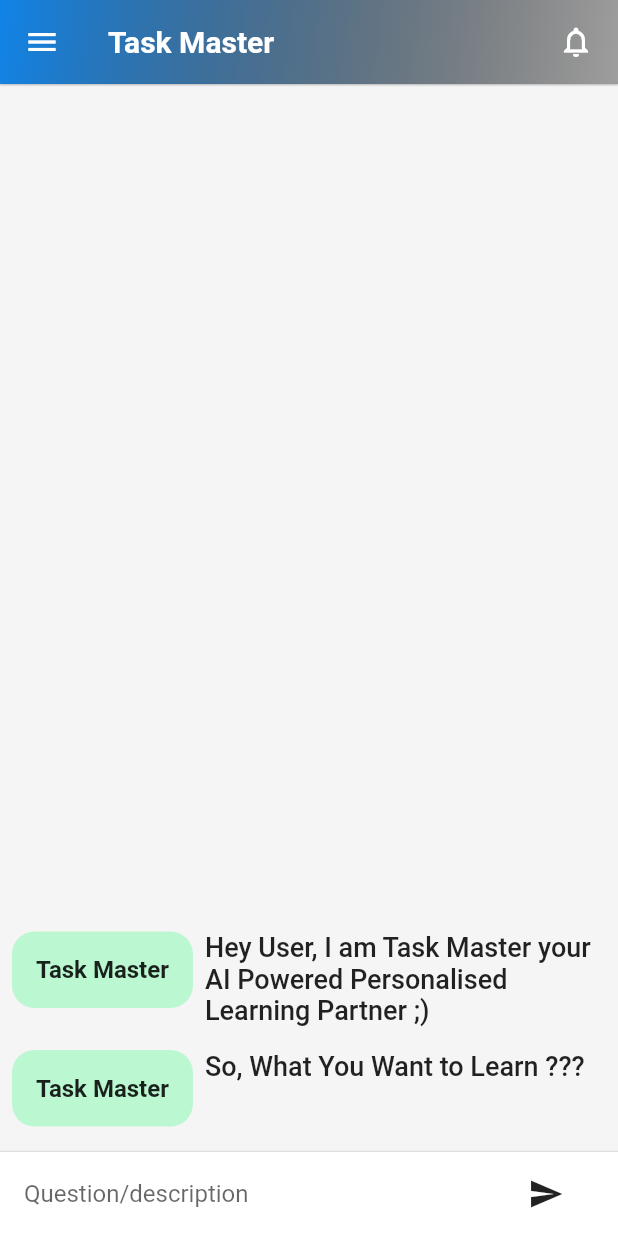
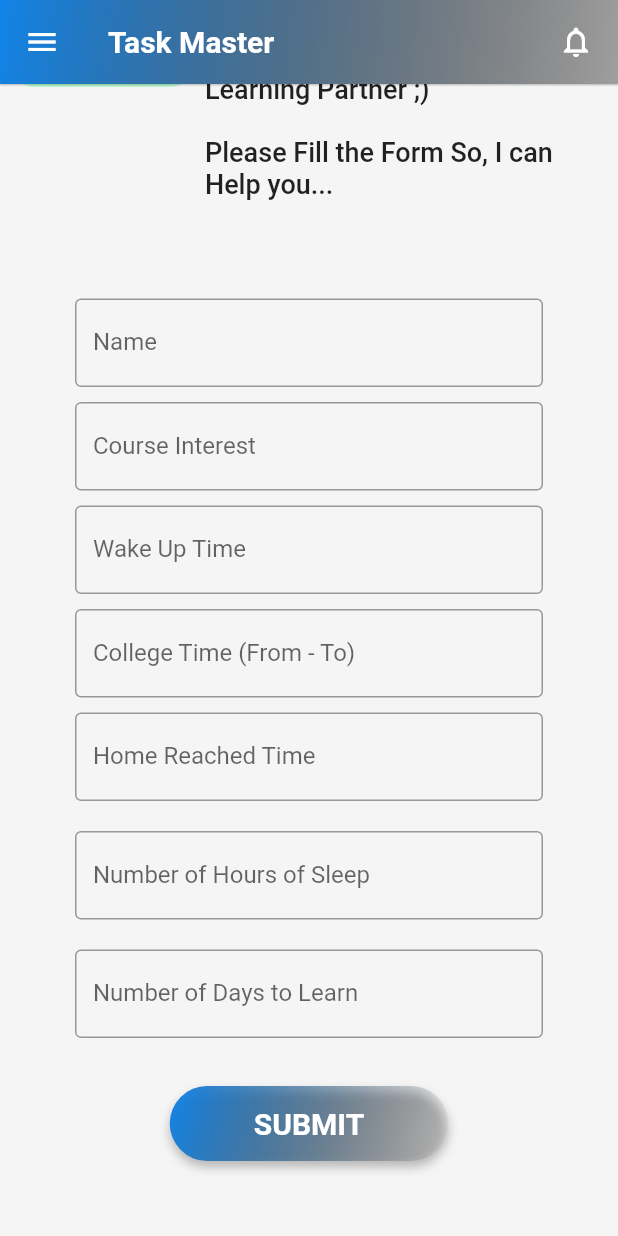
Before and after one commit to singhjaspreetb/taskmaster, a Flutter app: the screen it shows after launch, on a phone screen of 412 x 824 dp. Run offline on Flutter 3.47's test engine with Material 2 defaults, Android fonts, the phone set to English and light mode, and no system bars; our stand-ins replace font_awesome_flutter, hexcolor, otp_text_field, velocity_x; missing offline and left inert: chat_gpt_sdk.

Commit message:
intigrated chatgpt apis

```diff
--- a/lib/pages/chat/chat_screen.dart
+++ b/lib/pages/chat/chat_screen.dart
@@ -1,8 +1,7 @@
-import 'dart:io';
-
 import 'package:chat_gpt_sdk/chat_gpt_sdk.dart';
 import 'package:flutter/material.dart';
 import 'package:taskmaster/pages/chat/chatmessage.dart';
+import 'package:taskmaster/pages/chat/form.dart';
 import 'package:taskmaster/pages/chat/threedots.dart';
 import 'package:velocity_x/velocity_x.dart';
 
@@ -17,16 +16,21 @@ class _ChatScreenState extends State<ChatScreen> {
   final TextEditingController _controller = TextEditingController();
   final List<ChatMessage> _messages = [
     const ChatMessage(
-        text: 'So, What You Want to Learn ???', sender: 'Task Master'),
-    const ChatMessage(
         text:
-            'Hey User, I am Task Master your AI Powered Personalised Learning Partner ;)',
+            'Hey User, I am Task Master your AI Powered Personalised Learning Partner ;)\n\nPlease Fill the Form So, I can Help you...',
         sender: 'Task Master'),
   ];
   late OpenAI? chatGPT;
   bool _isImageSearch = false;
 
   bool _isTyping = false;
+  String promt = '';
+  void _onPressed(String promt) {
+    setState(() {
+      this.promt = promt;
+      _sendMessage();
+    });
+  }
 
   @override
   void initState() {
@@ -46,34 +50,41 @@ class _ChatScreenState extends State<ChatScreen> {
   // Link for api - https://beta.openai.com/account/api-keys
 
   void _sendMessage() async {
-    if (_controller.text.isEmpty) return;
-    ChatMessage message = ChatMessage(
-      text: _controller.text,
-      sender: "Guest User",
+    // _controller = controller;
+    // if (_controller.text.isEmpty) return;
+    print(promt);
+    ChatMessage message = const ChatMessage(
+      text: 'Genrating Best Possible Routine For You...',
+      sender: "Task Manager",
       isImage: false,
     );
-
     setState(() {
       _messages.insert(0, message);
       _isTyping = true;
     });
 
-    _controller.clear();
+    // _controller.clear();
 
-    if (_isImageSearch) {
-      final request = GenerateImage(message.text, 1, size: "256x256");
+    // if (_isImageSearch) {
+    //   final request = GenerateImage(message.text, 1, size: "256x256");
 
-      final response = await chatGPT!.generateImage(request);
-      Vx.log(response!.data!.last!.url!);
-      insertNewData(response.data!.last!.url!, isImage: true);
-    } else {
-      final request =
-          CompleteText(prompt: message.text, model: kTranslateModelV3);
+    //   final response = await chatGPT!.generateImage(request);
+    //   Vx.log(response!.data!.last!.url!);
+    //   insertNewData(response.data!.last!.url!, isImage: true);
+    // } else {
 
-      final response = await chatGPT!.onCompleteText(request: request);
-      Vx.log(response!.choices[0].text);
-      insertNewData(response.choices[0].text, isImage: false);
-    }
+    final request = CompleteText(
+        prompt: promt.toString(), maxTokens: 2000, model: kTranslateModelV3);
+
+    final response = await chatGPT!.onCompleteText(request: request);
+    print(response);
+    // final request =
+    //     CompleteText(prompt: message.text, model: kTranslateModelV3);
+
+    // final response = await chatGPT!.onCompleteText(request: request);
+    // Vx.log(response!.choices[0].text);
+    insertNewData(response!.choices[0].text, isImage: false);
+    // }
   }
 
   void insertNewData(String response, {bool isImage = false}) {
@@ -87,43 +98,6 @@ class _ChatScreenState extends State<ChatScreen> {
       _isTyping = false;
       _messages.insert(0, botMessage);
     });
-  }
-
-  Widget _buildTextComposer() {
-    return SizedBox(
-      height: 56,
-      child: Row(
-        children: [
-          Expanded(
-            child: TextField(
-              controller: _controller,
-              onSubmitted: (value) => _sendMessage(),
-              decoration: const InputDecoration.collapsed(
-                hintText: "Question/description",
-              ),
-            ),
-          ),
-          ButtonBar(
-            children: [
-              IconButton(
-                icon: const Icon(Icons.send),
-                onPressed: () {
-                  _isImageSearch = false;
-                  _sendMessage();
-                },
-              ),
-              // TextButton(
-              //   onPressed: () {
-              //     _isImageSearch = true;
-              //     _sendMessage();
-              //   },
-              //   child: const Text("Generate Image"),
-              // ),
-            ],
-          ),
-        ],
-      ).px16(),
-    );
   }
 
   @override
@@ -145,19 +119,22 @@ class _ChatScreenState extends State<ChatScreen> {
                     },
                   ),
                 ),
+                // const SizedBox(
+                //   height: 50,
+                // ),
+                if (_messages.length == 1) ...{
+                  Padding(
+                    padding: const EdgeInsets.all(50.0),
+                    child: MyForm(
+                      // controller: _controller,
+                      onSubmitted: (promt) => _onPressed(promt),
+                    ),
+                  ),
+                }
               ],
             ),
           ),
           if (_isTyping) const ThreeDots(),
-          const Divider(
-            height: 1.0,
-          ),
-          Container(
-            decoration: BoxDecoration(
-              color: context.cardColor,
-            ),
-            child: _buildTextComposer(),
-          )
         ],
       ),
     );
--- /dev/null
+++ b/lib/pages/chat/form.dart
@@ -0,0 +1,196 @@
+import 'dart:async';
+
+import 'package:flutter/material.dart';
+import 'package:taskmaster/common/theme_helper.dart';
+
+class MyForm extends StatefulWidget {
+  final Function(String) onSubmitted;
+
+  const MyForm({super.key, required this.onSubmitted});
+  @override
+  _MyFormState createState() => _MyFormState();
+}
+
+class _MyFormState extends State<MyForm> {
+  String name = "";
+  String courseInterest = "";
+  String wakeUpTime = "";
+  String collegeTime = "";
+  String homeReachedTime = "";
+  String numberOfHoursOfSleep = "";
+  String numberOfDaysToLearn = "";
+
+  final _formKey = GlobalKey<FormState>();
+
+  @override
+  Widget build(BuildContext context) {
+    return Form(
+      key: _formKey,
+      child: Column(
+        mainAxisAlignment: MainAxisAlignment.center,
+        children: [
+          TextFormField(
+            decoration: const InputDecoration(
+              labelText: "Name",
+              hintText: "Enter your name",
+              border: OutlineInputBorder(),
+            ),
+            validator: (value) {
+              if (value!.isEmpty) {
+                return "Please enter your name";
+              }
+              return null;
+            },
+            onSaved: (value) {
+              name = value!;
+            },
+          ),
+          const SizedBox(
+            height: 10.0,
+          ),
+          TextFormField(
+            decoration: const InputDecoration(
+              labelText: "Course Interest",
+              hintText: "Enter your course interest",
+              border: OutlineInputBorder(),
+            ),
+            validator: (value) {
+              if (value!.isEmpty) {
+                return "Please enter your course interest";
+              }
+              return null;
+            },
+            onSaved: (value) {
+              courseInterest = value!;
+            },
+          ),
+          const SizedBox(
+            height: 10.0,
+          ),
+          TextFormField(
+            decoration: const InputDecoration(
+              labelText: "Wake Up Time",
+              hintText: "Enter your wake up time",
+              border: OutlineInputBorder(),
+            ),
+            validator: (value) {
+              if (value!.isEmpty) {
+                return "Please enter your wake up time";
+              }
+              return null;
+            },
+            onSaved: (value) {
+              wakeUpTime = value!;
+            },
+          ),
+          const SizedBox(
+            height: 10.0,
+          ),
+          TextFormField(
+            decoration: const InputDecoration(
+              labelText: "College Time (From - To)",
+              hintText: "Enter your college time (from - to)",
+              border: OutlineInputBorder(),
+            ),
+            validator: (value) {
+              if (value!.isEmpty) {
+                return "Please enter your college time";
+              }
+              return null;
+            },
+            onSaved: (value) {
+              collegeTime = value!;
+            },
+          ),
+          const SizedBox(
+            height: 10.0,
+          ),
+          TextFormField(
+            decoration: const InputDecoration(
+              labelText: "Home Reached Time",
+              hintText: "Enter your home reached time",
+              border: OutlineInputBorder(),
+            ),
+            validator: (value) {
+              if (value!.isEmpty) {
+                return "Please enter your home reached time";
+              }
+              return null;
+            },
+            onSaved: (value) {
+              homeReachedTime = value!;
+            },
+          ),
+          const SizedBox(
+            height: 20.0,
+          ),
+          TextFormField(
+            decoration: const InputDecoration(
+              labelText: "Number of Hours of Sleep",
+              hintText: "Enter the number of hours you want to sleep",
+              border: OutlineInputBorder(),
+            ),
+            validator: (value) {
+              if (value!.isEmpty) {
+                return "Please enter the number of hours you want to sleep";
+              }
+              return null;
+            },
+            onSaved: (value) {
+              numberOfHoursOfSleep = value!;
+            },
+          ),
+          const SizedBox(
+            height: 20.0,
+          ),
+          TextFormField(
+            decoration: const InputDecoration(
+              labelText: "Number of Days to Learn",
+              hintText: "Enter the number of days you want to learn",
+              border: OutlineInputBorder(),
+            ),
+            validator: (value) {
+              if (value!.isEmpty) {
+                return "Please enter the number of days you want to learn";
+              }
+              return null;
+            },
+            onSaved: (value) {
+              numberOfDaysToLearn = value!;
+            },
+          ),
+          const SizedBox(
+            height: 32.0,
+          ),
+          Container(
+            decoration: ThemeHelper().buttonBoxDecoration(context),
+            child: ElevatedButton(
+              style: ThemeHelper().buttonStyle(),
+              child: Padding(
+                padding: const EdgeInsets.fromLTRB(40, 10, 40, 10),
+                child: Text(
+                  'Submit'.toUpperCase(),
+                  style: const TextStyle(
+                      fontSize: 20,
+                      fontWeight: FontWeight.bold,
+                      color: Colors.white),
+                ),
+              ),
+              onPressed: () {
+                if (_formKey.currentState!.validate()) {
+                  _formKey.currentState!.save();
+                  String promt =
+                      "hey my name is $name i want to learn $courseInterest, i can give $numberOfDaysToLearn days per week, I have completed intermediate and pressuring engineering, my daily routine follows I wake up at $wakeUpTime am, then went collage from $collegeTime , then come back home $homeReachedTime pm, I want to sleep $numberOfHoursOfSleep hours, write me a time table for $numberOfDaysToLearn days in a week and complete learning timeline with roadmap and also suggest me paid and free learning recourse links for $courseInterest with topics";
+
+                  // print(promt);
+                  widget.onSubmitted(promt);
+                  _formKey.currentState!.save();
+                }
+              },
+            ),
+          ),
+        ],
+      ),
+    );
+  }
+}
```
